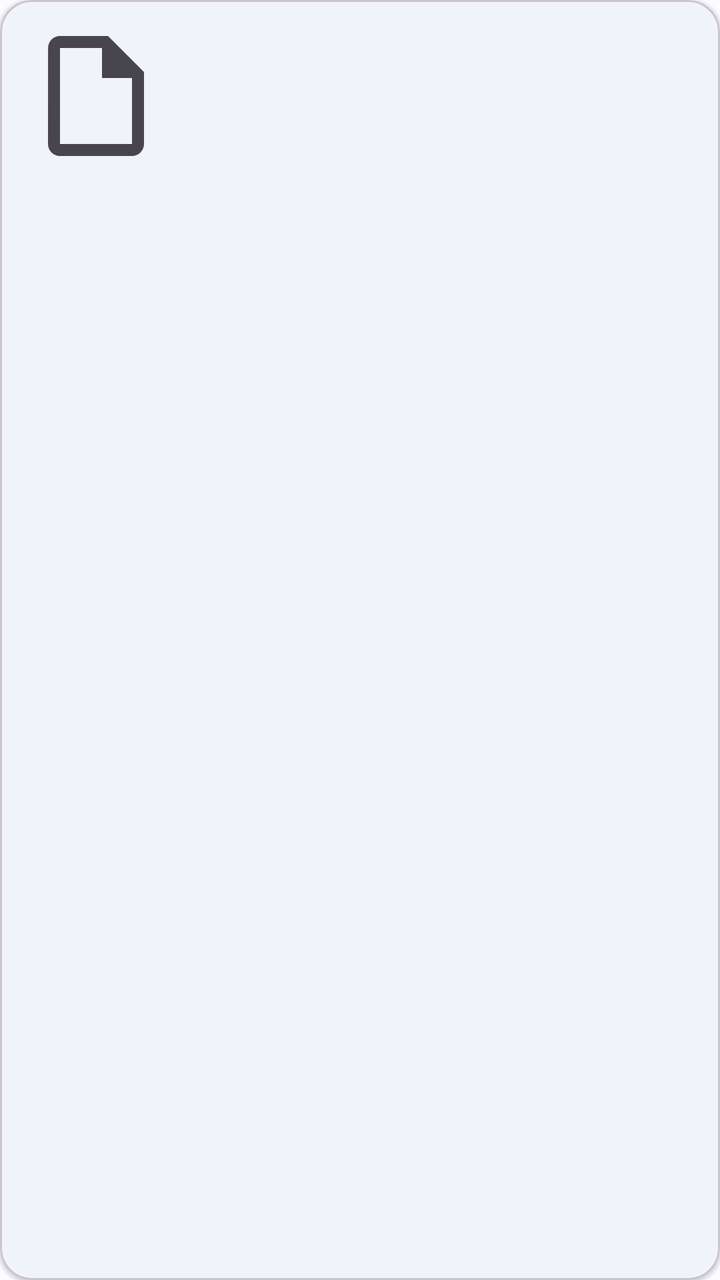
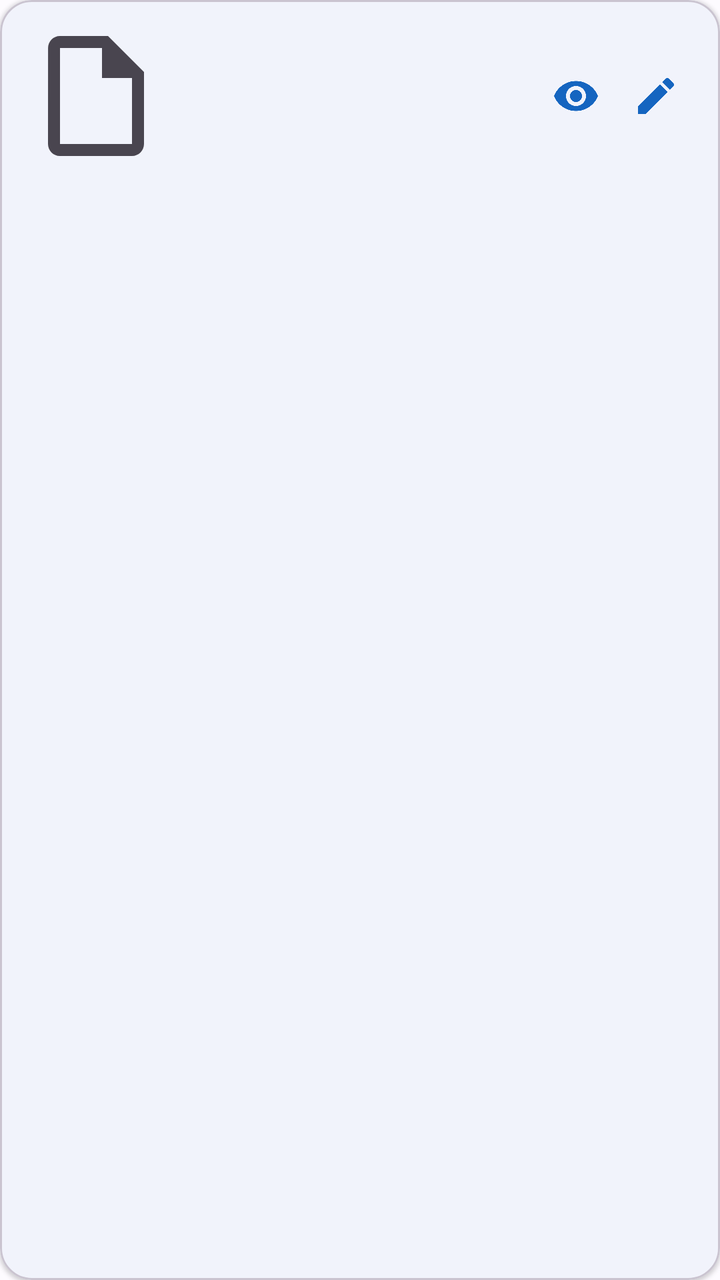

Screens rendered from an Android XML layout before and after an edit, with the pre-edit source and the edit as a unified diff.
<!-- AndroidManifest.xml: application theme Theme.ScanWhirl -->
<!-- res/layout/item_scan.xml -->
<?xml version="1.0" encoding="utf-8"?>
<com.google.android.material.card.MaterialCardView xmlns:android="http://schemas.android.com/apk/res/android"
    xmlns:app="http://schemas.android.com/apk/res-auto"
    android:layout_width="match_parent"
    android:layout_height="wrap_content"
    android:layout_margin="6dp"
    android:clickable="true"
    android:focusable="true"
    app:cardCornerRadius="16dp"
    app:cardElevation="1dp">

    <LinearLayout
        android:layout_width="match_parent"
        android:layout_height="wrap_content"
        android:gravity="center_vertical"
        android:orientation="horizontal"
        android:padding="12dp">

        <ImageView
            android:id="@+id/scanThumb"
            android:layout_width="72dp"
            android:layout_height="72dp"
            android:contentDescription="@null"
            android:scaleType="centerCrop"
            android:src="@drawable/ic_document" />

        <LinearLayout
            android:layout_width="0dp"
            android:layout_height="wrap_content"
            android:layout_marginStart="14dp"
            android:layout_weight="1"
            android:orientation="vertical">

            <TextView
                android:id="@+id/scanName"
                android:layout_width="match_parent"
                android:layout_height="wrap_content"
                android:ellipsize="end"
                android:maxLines="2"
                android:textAppearance="?attr/textAppearanceTitleMedium" />

            <TextView
                android:id="@+id/scanMeta"
                android:layout_width="match_parent"
                android:layout_height="wrap_content"
                android:layout_marginTop="4dp"
                android:textAppearance="?attr/textAppearanceBodySmall"
                android:textColor="?android:attr/textColorSecondary" />
        </LinearLayout>

        <CheckBox
            android:id="@+id/checkSelect"
            android:layout_width="wrap_content"
            android:layout_height="wrap_content"
            android:layout_marginStart="8dp"
            android:clickable="false"
            android:focusable="false"
            android:visibility="gone"
            app:buttonTint="@color/sf_primary" />
    </LinearLayout>
</com.google.android.material.card.MaterialCardView>
<!-- resources referenced by this layout -->
<resources>
  <color name="sf_primary">#1565C0</color>
  <!-- drawable ic_document (drawable) -->
  <?xml version="1.0" encoding="utf-8"?>
  <vector xmlns:android="http://schemas.android.com/apk/res/android"
      android:width="24dp"
      android:height="24dp"
      android:viewportWidth="24"
      android:viewportHeight="24"
      android:tint="?attr/colorControlNormal">
      <path
          android:fillColor="@android:color/white"
          android:pathData="M14,2H6c-1.1,0 -1.99,0.9 -1.99,2L4,20c0,1.1 0.89,2 1.99,2H18c1.1,0 2,-0.9 2,-2V8l-6,-6zM6,20V4h7v5h5v11H6z" />
  </vector>
  <style name="Theme.ScanWhirl" parent="Theme.Material3.DayNight.NoActionBar">
          <item name="colorPrimary">@color/sf_primary</item>
          <item name="colorOnPrimary">@color/sf_on_primary</item>
          <item name="colorPrimaryContainer">@color/sf_primary_container</item>
          <item name="colorOnPrimaryContainer">@color/sf_on_primary_container</item>
          <item name="colorSecondaryContainer">@color/sf_secondary_container</item>
          <item name="colorOnSecondaryContainer">@color/sf_on_secondary_container</item>
          <item name="android:colorBackground">@color/sf_background</item>
          <item name="colorSurface">@color/sf_surface</item>
          <item name="colorOnSurface">@color/sf_on_surface</item>
          <item name="colorSurfaceContainer">@color/sf_surface</item>
          <item name="android:statusBarColor">@color/sf_surface</item>
          <item name="android:navigationBarColor">@color/sf_background</item>
          <item name="android:windowLightStatusBar">true</item>
      </style>
  <color name="sf_on_primary">#FFFFFF</color>
  <color name="sf_primary_container">#D6E3FF</color>
  <color name="sf_on_primary_container">#001B3F</color>
  <color name="sf_secondary_container">#DDE7FF</color>
  <color name="sf_on_secondary_container">#001B41</color>
  <color name="sf_background">#FDFBFF</color>
  <color name="sf_surface">#FDFBFF</color>
  <color name="sf_on_surface">#1A1B20</color>
</resources>

<!-- the commit's change to res/layout/item_scan.xml (unified diff, before → after) -->
@@ -48,11 +48,31 @@
                 android:textColor="?android:attr/textColorSecondary" />
         </LinearLayout>
 
+        <ImageButton
+            android:id="@+id/btnView"
+            android:layout_width="40dp"
+            android:layout_height="40dp"
+            android:background="?attr/selectableItemBackgroundBorderless"
+            android:contentDescription="@string/view"
+            android:padding="8dp"
+            android:src="@drawable/ic_visibility"
+            app:tint="?attr/colorPrimary" />
+
+        <ImageButton
+            android:id="@+id/btnEdit"
+            android:layout_width="40dp"
+            android:layout_height="40dp"
+            android:background="?attr/selectableItemBackgroundBorderless"
+            android:contentDescription="@string/edit"
+            android:padding="8dp"
+            android:src="@drawable/ic_edit"
+            app:tint="?attr/colorPrimary" />
+
         <CheckBox
             android:id="@+id/checkSelect"
             android:layout_width="wrap_content"
             android:layout_height="wrap_content"
-            android:layout_marginStart="8dp"
+            android:layout_marginStart="4dp"
             android:clickable="false"
             android:focusable="false"
             android:visibility="gone"
<!-- resource entries referenced after the edit -->
@@ -13,6 +13,30 @@
           android:fillColor="@android:color/white"
           android:pathData="M14,2H6c-1.1,0 -1.99,0.9 -1.99,2L4,20c0,1.1 0.89,2 1.99,2H18c1.1,0 2,-0.9 2,-2V8l-6,-6zM6,20V4h7v5h5v11H6z" />
   </vector>
+  <!-- drawable ic_edit (drawable) -->
+  <vector xmlns:android="http://schemas.android.com/apk/res/android"
+      android:width="24dp"
+      android:height="24dp"
+      android:viewportWidth="24"
+      android:viewportHeight="24"
+      android:tint="?attr/colorControlNormal">
+      <path
+          android:fillColor="@android:color/white"
+          android:pathData="M3,17.25V21h3.75L17.81,9.94l-3.75,-3.75L3,17.25zM20.71,7.04c0.39,-0.39 0.39,-1.02 0,-1.41l-2.34,-2.34c-0.39,-0.39 -1.02,-0.39 -1.41,0l-1.83,1.83 3.75,3.75 1.83,-1.83z" />
+  </vector>
+  <!-- drawable ic_visibility (drawable) -->
+  <vector xmlns:android="http://schemas.android.com/apk/res/android"
+      android:width="24dp"
+      android:height="24dp"
+      android:viewportWidth="24"
+      android:viewportHeight="24"
+      android:tint="?attr/colorControlNormal">
+      <path
+          android:fillColor="@android:color/white"
+          android:pathData="M12,4.5C7,4.5 2.73,7.61 1,12c1.73,4.39 6,7.5 11,7.5s9.27,-3.11 11,-7.5c-1.73,-4.39 -6,-7.5 -11,-7.5zM12,17c-2.76,0 -5,-2.24 -5,-5s2.24,-5 5,-5 5,2.24 5,5 -2.24,5 -5,5zM12,9c-1.66,0 -3,1.34 -3,3s1.34,3 3,3 3,-1.34 3,-3 -1.34,-3 -3,-3z" />
+  </vector>
+  <string name="edit">Edit</string>
+  <string name="view">View</string>
   <style name="Theme.ScanWhirl" parent="Theme.Material3.DayNight.NoActionBar">
           <item name="colorPrimary">@color/sf_primary</item>
           <item name="colorOnPrimary">@color/sf_on_primary</item>
